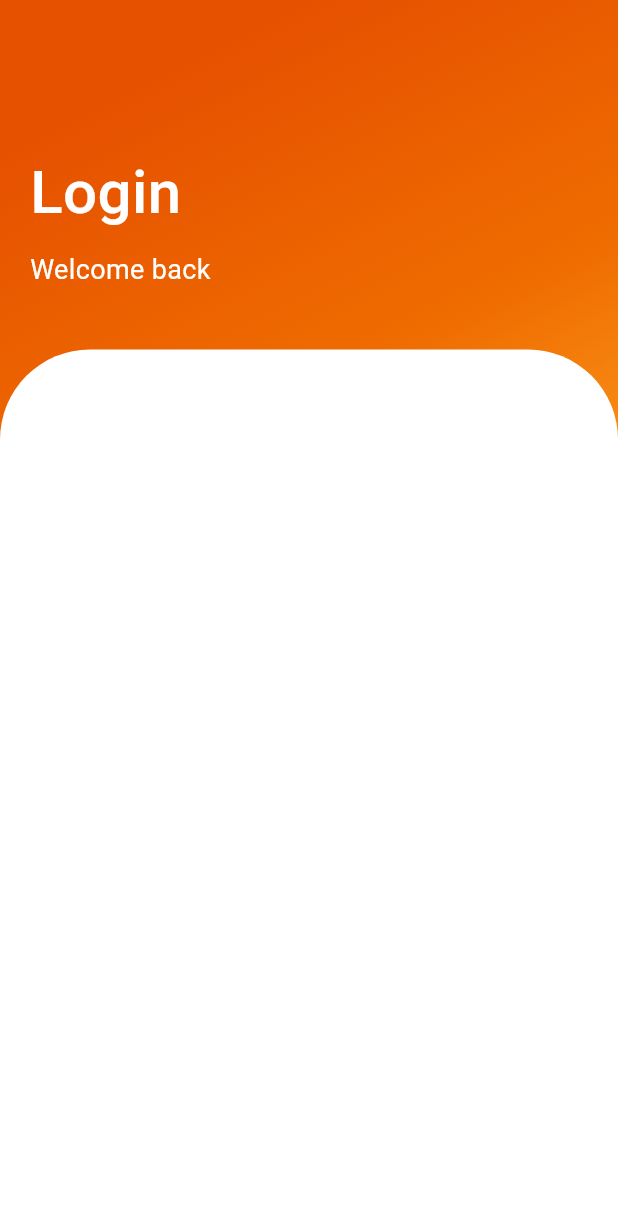
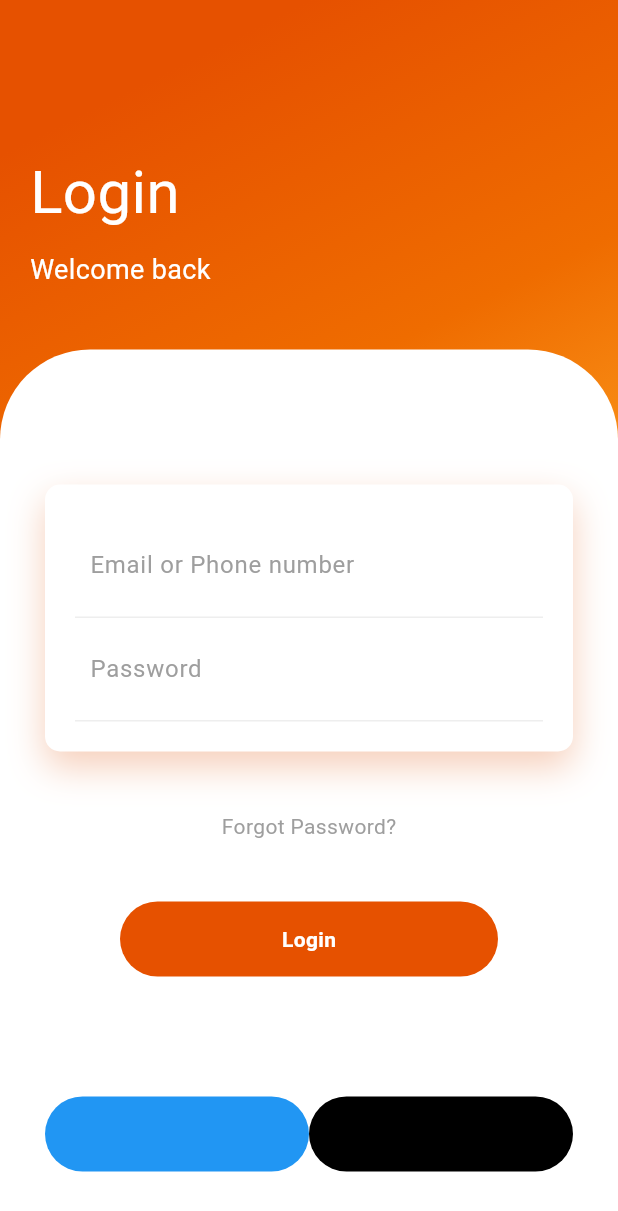
Before and after one commit to jahanzebnaeem/login_sample_orange, a Flutter app: the screen it shows after launch, on a phone screen of 412 x 824 dp. Shown: the top 1211 px of the screen. Run offline on Flutter 3.47's test engine with Material 3 defaults, Android fonts, the phone set to English and light mode, and no system bars.

Commit message:
Update main.dart
Updated the main.dart by refining the design further by adding the fields.

```diff
--- a/lib/main.dart
+++ b/lib/main.dart
@@ -33,11 +33,7 @@ class HomePage extends StatelessWidget {
                 children: <Widget>[
                   Text(
                     'Login',
-                    style: TextStyle(
-                      color: Colors.white,
-                      fontSize: 40,
-                      fontWeight: FontWeight.w500,
-                    ),
+                    style: TextStyle(color: Colors.white, fontSize: 40),
                   ),
                   SizedBox(height: 10),
                   Text(
@@ -57,6 +53,108 @@ class HomePage extends StatelessWidget {
                     topRight: Radius.circular(60),
                   ),
                 ),
+                child: Padding(
+                  padding: EdgeInsets.all(30),
+                  child: Column(
+                    children: <Widget>[
+                      SizedBox(height: 60),
+                      Container(
+                        padding: EdgeInsets.all(20),
+                        decoration: BoxDecoration(
+                          color: Colors.white,
+                          borderRadius: BorderRadius.circular(10),
+                          boxShadow: [
+                            BoxShadow(
+                              color: Color.fromRGBO(225, 95, 27, 0.3),
+                              blurRadius: 20,
+                              offset: Offset(0, 10),
+                            ),
+                          ],
+                        ),
+                        child: Column(
+                          children: <Widget>[
+                            Container(
+                              padding: EdgeInsets.all(10),
+                              decoration: BoxDecoration(
+                                border: Border(
+                                  bottom: BorderSide(color: Colors.grey[200]!),
+                                ),
+                              ),
+                              child: TextField(
+                                decoration: InputDecoration(
+                                  hintText: 'Email or Phone number',
+                                  hintStyle: TextStyle(color: Colors.grey),
+                                  border: InputBorder.none,
+                                ),
+                              ),
+                            ),
+                            Container(
+                              padding: EdgeInsets.all(10),
+                              decoration: BoxDecoration(
+                                border: Border(
+                                  bottom: BorderSide(color: Colors.grey[200]!),
+                                ),
+                              ),
+                              child: TextField(
+                                decoration: InputDecoration(
+                                  hintText: 'Password',
+                                  hintStyle: TextStyle(color: Colors.grey),
+                                  border: InputBorder.none,
+                                ),
+                              ),
+                            ),
+                          ],
+                        ),
+                      ),
+                      SizedBox(height: 40),
+                      Text(
+                        'Forgot Password?',
+                        style: TextStyle(color: Colors.grey),
+                      ),
+                      SizedBox(height: 40),
+                      Container(
+                        height: 50,
+                        margin: EdgeInsets.symmetric(horizontal: 50),
+                        decoration: BoxDecoration(
+                          borderRadius: BorderRadius.circular(50),
+                          color: Colors.orange[900],
+                        ),
+                        child: Center(
+                          child: Text(
+                            'Login',
+                            style: TextStyle(
+                              color: Colors.white,
+                              fontWeight: FontWeight.bold,
+                            ),
+                          ),
+                        ),
+                      ),
+                      SizedBox(height: 80),
+                      Row(
+                        children: <Widget>[
+                          Expanded(
+                            child: Container(
+                              height: 50,
+                              decoration: BoxDecoration(
+                                borderRadius: BorderRadius.circular(50),
+                                color: Colors.blue,
+                              ),
+                            ),
+                          ),
+                          Expanded(
+                            child: Container(
+                              height: 50,
+                              decoration: BoxDecoration(
+                                borderRadius: BorderRadius.circular(50),
+                                color: Colors.black,
+                              ),
+                            ),
+                          ),
+                        ],
+                      ),
+                    ],
+                  ),
+                ),
               ),
             ),
           ],
```
